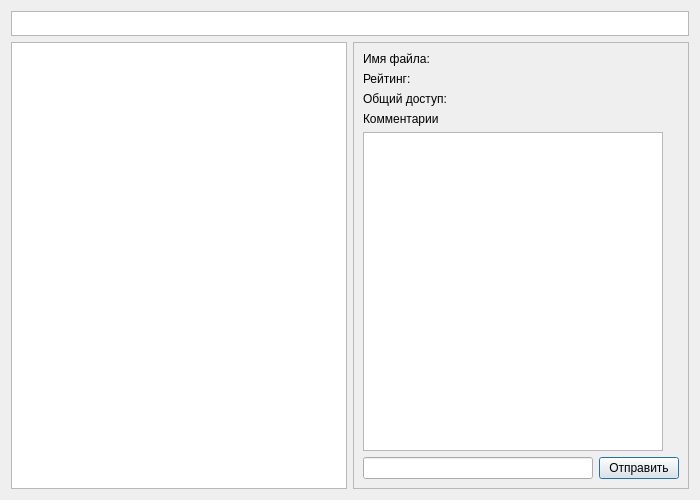
Qt form Client/FolderView.ui (figmenyaznae/HierarchyManager) before a commit.
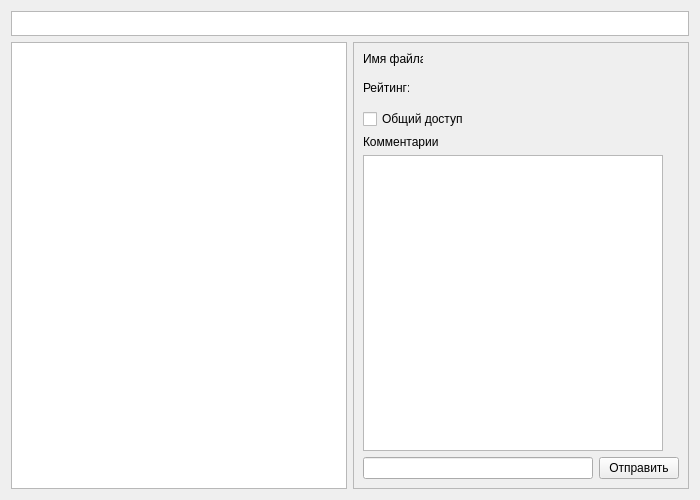
The same form after that commit.

What changed in the file:
```diff
--- a/Client/FolderView.ui
+++ b/Client/FolderView.ui
@@ -79,28 +79,97 @@
        </property>
        <layout class="QVBoxLayout" name="verticalLayout_2">
         <item>
-         <widget class="QLabel" name="fileName">
+         <layout class="QHBoxLayout" name="horizontalLayout_3">
+          <item>
+           <widget class="QLabel" name="label">
+            <property name="maximumSize">
+             <size>
+              <width>60</width>
+              <height>16777215</height>
+             </size>
+            </property>
           <property name="text">
            <string>Имя файла: </string>
           </property>
          </widget>
         </item>
         <item>
-         <widget class="QLabel" name="rating">
+           <widget class="QLabel" name="fileName">
+            <property name="text">
+             <string/>
+            </property>
+           </widget>
+          </item>
+         </layout>
+        </item>
+        <item>
+         <layout class="QHBoxLayout" name="horizontalLayout_4">
+          <item>
+           <widget class="QLabel" name="label_2">
+            <property name="maximumSize">
+             <size>
+              <width>46</width>
+              <height>16777215</height>
+             </size>
+            </property>
           <property name="text">
            <string>Рейтинг:</string>
           </property>
          </widget>
         </item>
         <item>
-         <widget class="QLabel" name="shared">
+           <widget class="QPushButton" name="rating">
+            <property name="minimumSize">
+             <size>
+              <width>70</width>
+              <height>0</height>
+             </size>
+            </property>
+            <property name="font">
+             <font>
+              <family>Wingdings</family>
+              <pointsize>12</pointsize>
+             </font>
+            </property>
           <property name="text">
-           <string>Общий доступ: </string>
-          </property>
+             <string/>
+            </property>
+            <property name="checkable">
+             <bool>false</bool>
+            </property>
+            <property name="flat">
+             <bool>true</bool>
+            </property>
          </widget>
         </item>
         <item>
-         <widget class="QLabel" name="commentsLabel">
+           <spacer name="horizontalSpacer">
+            <property name="orientation">
+             <enum>Qt::Horizontal</enum>
+            </property>
+            <property name="sizeHint" stdset="0">
+             <size>
+              <width>188</width>
+              <height>10</height>
+             </size>
+            </property>
+           </spacer>
+          </item>
+         </layout>
+        </item>
+        <item>
+         <layout class="QHBoxLayout" name="horizontalLayout_5">
+          <item>
+           <widget class="QCheckBox" name="isShared">
+            <property name="text">
+             <string>Общий доступ</string>
+            </property>
+           </widget>
+          </item>
+         </layout>
+        </item>
+        <item>
+         <widget class="QLabel" name="label_3">
           <property name="text">
            <string>Комментарии</string>
           </property>
```
Left out of the diff: 2 changed lines with no effect on the pictures. Lines whose indentation alone changed are shown as unchanged.
